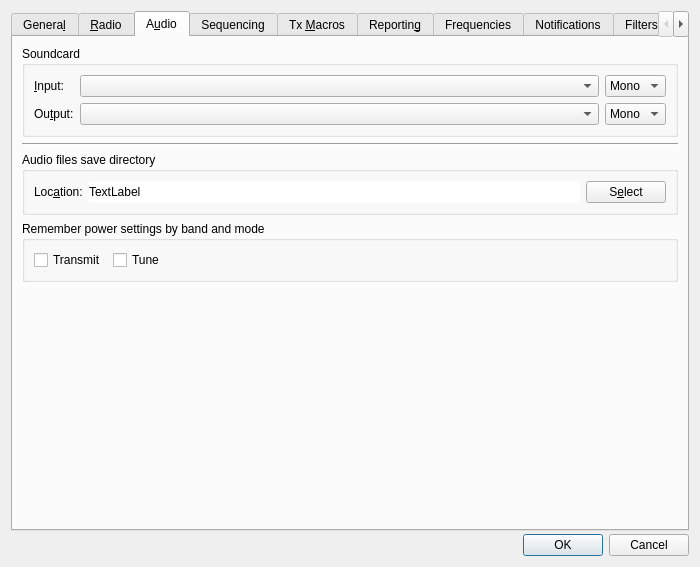
Above: Configuration.ui from jtdx-project/jtdx before the change. Below: the same form after it.
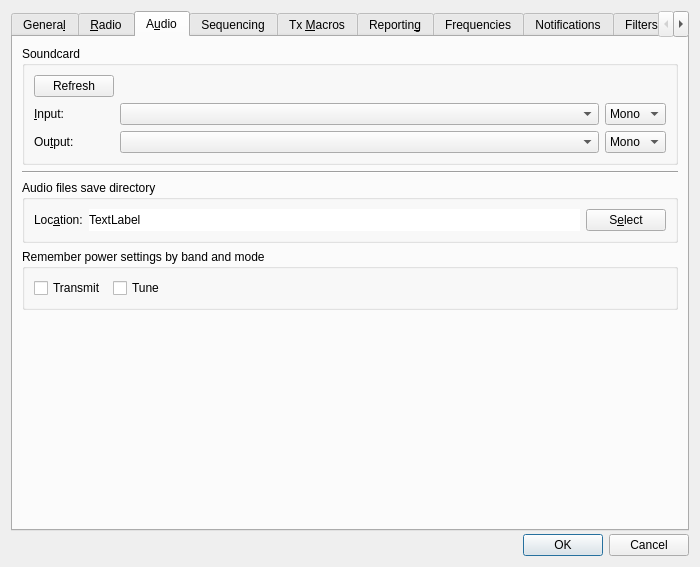
That is the form after the change. The open tabs and pages were chosen to show the change.

Commit message: let user to refresh audio device list

Patch:
```diff
--- a/Configuration.ui
+++ b/Configuration.ui
@@ -1695,6 +1695,29 @@
          </property>
          <layout class="QGridLayout" name="gridLayout_6">
           <item row="1" column="1">
+           <widget class="QComboBox" name="sound_input_combo_box">
+            <property name="sizePolicy">
+             <sizepolicy hsizetype="Preferred" vsizetype="Fixed">
+              <horstretch>1</horstretch>
+              <verstretch>0</verstretch>
+             </sizepolicy>
+            </property>
+            <property name="toolTip">
+             <string>Select the audio CODEC to use for receiving.</string>
+            </property>
+           </widget>
+          </item>
+          <item row="1" column="0">
+           <widget class="QLabel" name="sound_input_label">
+            <property name="text">
+             <string>&amp;Input:</string>
+            </property>
+            <property name="buddy">
+             <cstring>sound_input_combo_box</cstring>
+            </property>
+           </widget>
+          </item>
+          <item row="2" column="1">
            <widget class="QComboBox" name="sound_output_combo_box">
             <property name="sizePolicy">
              <sizepolicy hsizetype="Preferred" vsizetype="Fixed">
@@ -1711,30 +1734,7 @@
             </property>
            </widget>
           </item>
-          <item row="0" column="1">
-           <widget class="QComboBox" name="sound_input_combo_box">
-            <property name="sizePolicy">
-             <sizepolicy hsizetype="Preferred" vsizetype="Fixed">
-              <horstretch>1</horstretch>
-              <verstretch>0</verstretch>
-             </sizepolicy>
-            </property>
-            <property name="toolTip">
-             <string>Select the audio CODEC to use for receiving.</string>
-            </property>
-           </widget>
-          </item>
-          <item row="0" column="0">
-           <widget class="QLabel" name="sound_input_label">
-            <property name="text">
-             <string>&amp;Input:</string>
-            </property>
-            <property name="buddy">
-             <cstring>sound_input_combo_box</cstring>
-            </property>
-           </widget>
-          </item>
-          <item row="0" column="2">
+          <item row="1" column="2">
            <widget class="QComboBox" name="sound_input_channel_combo_box">
             <property name="toolTip">
              <string>Select the channel to use for receiving.</string>
@@ -1761,7 +1761,7 @@
             </item>
            </widget>
           </item>
-          <item row="1" column="2">
+          <item row="2" column="2">
            <widget class="QComboBox" name="sound_output_channel_combo_box">
             <property name="toolTip">
              <string>Select the audio channel used for transmission.
@@ -1791,7 +1791,7 @@
             </item>
            </widget>
           </item>
-          <item row="1" column="0">
+          <item row="2" column="0">
            <widget class="QLabel" name="sound_output_label">
             <property name="text">
              <string>Ou&amp;tput:</string>
@@ -1801,6 +1801,16 @@
             </property>
            </widget>
           </item>
+          <item row="0" column="0">
+           <widget class="QPushButton" name="refresh_push_button">
+            <property name="toolTip">
+             <string>refresh audio device list</string>
+            </property>
+            <property name="text">
+             <string>Refresh</string>
+            </property>
+           </widget>
+          </item>
          </layout>
         </widget>
        </item>
```
Left out of the diff: 6 changed lines with no effect on the pictures. The commit also changes 1 other file.
